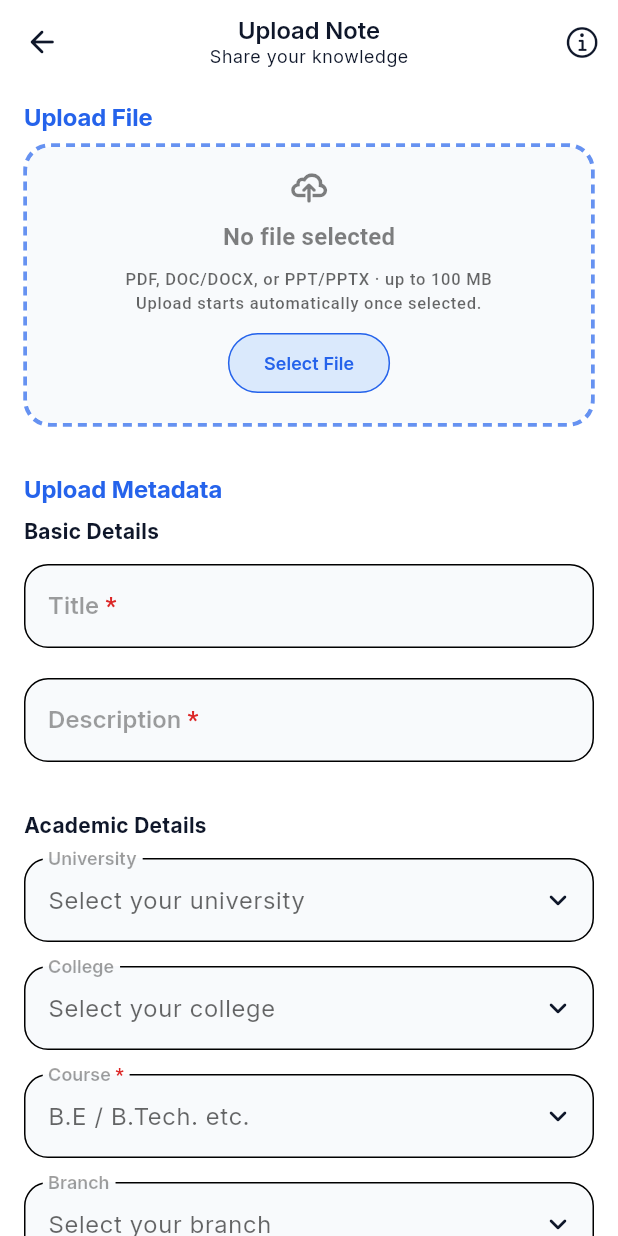
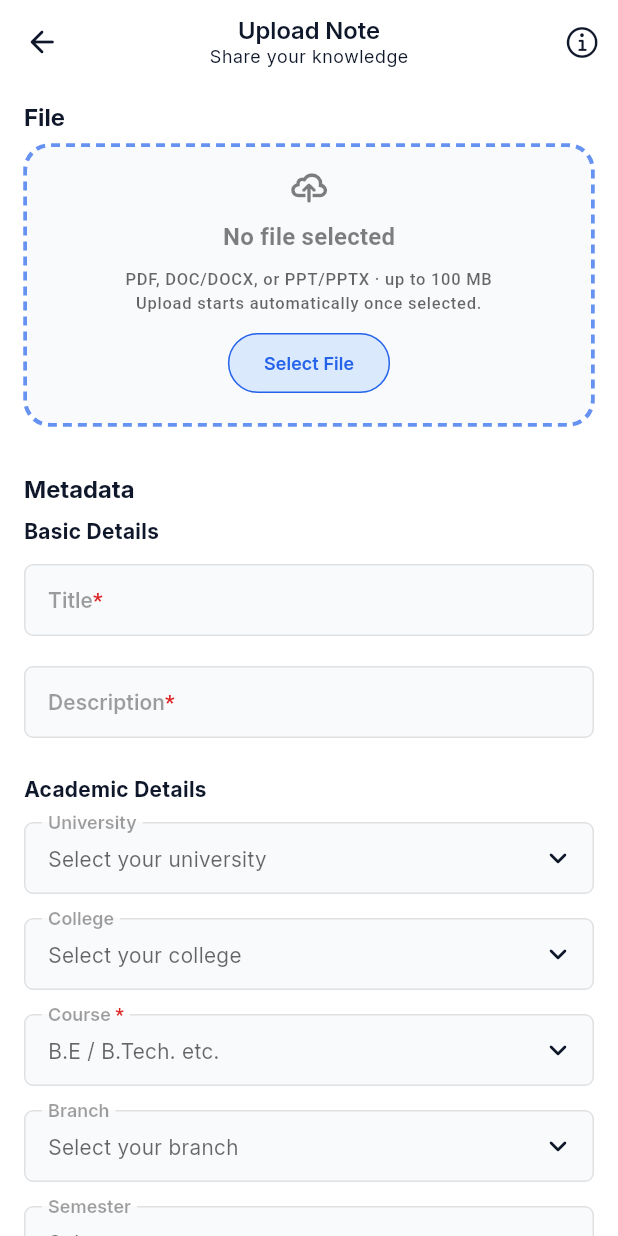
Before and after one commit to Divam23/clustranotes-mobile, a Flutter app: the UploadNoteScreen screen opened directly, on a phone screen of 412 x 824 dp. Run offline on Flutter 3.47's test engine with Material 3 defaults, Android fonts, the phone set to English and light mode, and no system bars; drawn by our look-alikes of dotted_border; our stand-ins replace file_picker, flutter_riverpod, freezed_annotation, image_picker, open_filex, pdf and 3 more; network calls fail.

Commit message:
feat: Enhance upload note screens with improved UI elements and new review settings

```diff
--- a/lib/features/upload/presentation/widgets/common/show_selection_bottom_sheet.dart
+++ b/lib/features/upload/presentation/widgets/common/show_selection_bottom_sheet.dart
@@ -54,10 +54,11 @@ class _ShowSelectionBottomSheetState<T>
 
   @override
   Widget build(BuildContext context) {
+    final isLandscape = MediaQuery.orientationOf(context) == Orientation.landscape;
     return DraggableScrollableSheet(
       expand: false,
-      initialChildSize: 0.65,
-      minChildSize: 0.40,
+      initialChildSize: isLandscape ? 0.80 : 0.70,
+      minChildSize: isLandscape ? 0.80 : 0.40,
       maxChildSize: 0.95,
       builder: (context, scrollController){
         return Column(
--- a/lib/features/upload/presentation/widgets/upload_note_screen_widgets/note_metadata_dropdown.dart
+++ b/lib/features/upload/presentation/widgets/upload_note_screen_widgets/note_metadata_dropdown.dart
@@ -3,7 +3,7 @@ import 'package:clustranotes_mobile/features/upload/providers/upload_notifier.da
 import 'package:flutter/material.dart';
 import 'package:flutter_riverpod/flutter_riverpod.dart';
 
-class NoteMetadataDropdown<T> extends ConsumerWidget{
+class NoteMetadataDropdown<T> extends ConsumerWidget {
   final String label;
   final T? value;
   final String? hintText;
@@ -30,11 +30,11 @@ class NoteMetadataDropdown<T> extends ConsumerWidget{
     this.errorText,
     this.readOnly = false,
     this.autofocus = false,
-    super.key
+    super.key,
   });
 
   @override
-  Widget build(BuildContext context, WidgetRef ref){
+  Widget build(BuildContext context, WidgetRef ref) {
     final theme = Theme.of(context);
     final upload = ref.read(uploadProvider);
     return InkWell(
@@ -43,15 +43,13 @@ class NoteMetadataDropdown<T> extends ConsumerWidget{
 
       child: InputDecorator(
         decoration: InputDecoration(
-            errorText: upload.university == null
-                ? errorText
-                : null,
+          errorText: upload.university == null ? errorText : null,
 
           label: RichText(
             text: TextSpan(
               style: theme.textTheme.labelLarge?.copyWith(
                 color: theme.disabledColor,
-                    fontSize: 16
+                fontSize: 16,
               ),
               children: [
                 TextSpan(text: label),
@@ -68,8 +66,8 @@ class NoteMetadataDropdown<T> extends ConsumerWidget{
           ),
           hintText: hintText,
           prefixIcon: prefixIcon,
-            suffixIcon: suffixIcon ??
-                const Icon(Icons.keyboard_arrow_down_rounded),
+          suffixIcon:
+              suffixIcon ?? const Icon(Icons.keyboard_arrow_down_rounded),
 
           floatingLabelBehavior: FloatingLabelBehavior.auto,
 
@@ -80,55 +78,45 @@ class NoteMetadataDropdown<T> extends ConsumerWidget{
 
           contentPadding: const EdgeInsets.symmetric(
             horizontal: AppSpacing.md,
-              vertical: AppSpacing.lg,
+            vertical: AppSpacing.md,
           ),
 
-            border: OutlineInputBorder(
-              borderRadius: BorderRadius.circular(AppRadius.xl),
-            ),
+          border: OutlineInputBorder(borderRadius: AppRadius.searchBarSharp),
 
           enabledBorder: OutlineInputBorder(
-              borderRadius: BorderRadius.circular(AppRadius.xl),
+            borderRadius: AppRadius.searchBarSharp,
             borderSide: BorderSide(
-                color: theme.dividerColor,
+              color: theme.dividerColor.withValues(alpha: 0.1),
             ),
           ),
 
           focusedBorder: OutlineInputBorder(
-              borderRadius: BorderRadius.circular(AppRadius.xl),
+            borderRadius: AppRadius.searchBarSharp,
             borderSide: BorderSide(
-                color: theme.colorScheme.primary,
+              color: theme.colorScheme.primary.withValues(alpha: 0.3),
               width: 1,
             ),
           ),
 
           errorBorder: OutlineInputBorder(
-              borderRadius: BorderRadius.circular(AppRadius.xl),
-              borderSide: BorderSide(
-                color: theme.colorScheme.error,
-              ),
+            borderRadius: AppRadius.searchBarSharp,
+            borderSide: BorderSide(color: theme.colorScheme.error),
           ),
 
           focusedErrorBorder: OutlineInputBorder(
-              borderRadius: BorderRadius.circular(AppRadius.xl),
-              borderSide: BorderSide(
-                color: theme.colorScheme.error,
-                width: 1,
+            borderRadius: AppRadius.searchBarSharp,
+            borderSide: BorderSide(color: theme.colorScheme.error, width: 1),
           ),
         ),
-
+        child: Text(
+          overflow: TextOverflow.ellipsis,
+          maxLines: 1,
+          value == null ? (hintText ?? '') : itemLabelBuilder(value as T),
+          style: value == null
+              ? theme.textTheme.bodyMedium?.copyWith(color: theme.hintColor)
+              : theme.textTheme.bodyMedium,
         ),
-          child:  Text(
-            value == null
-                ? (hintText ?? '')
-                : itemLabelBuilder(value as T),
-            style: value == null
-                ? theme.textTheme.bodyLarge?.copyWith(
-              color: theme.hintColor,
-            )
-                : theme.textTheme.bodyLarge,
       ),
-        )
     );
   }
 }
--- a/lib/features/upload/presentation/widgets/upload_note_screen_widgets/note_metadata_textfield.dart
+++ b/lib/features/upload/presentation/widgets/upload_note_screen_widgets/note_metadata_textfield.dart
@@ -10,6 +10,7 @@ class NoteMetadataTextField extends StatelessWidget {
   final ValueChanged<String>? onSubmitted;
   final TextInputType keyboardType;
   final TextInputAction textInputAction;
+  final TextStyle? textStyle;
   final int minLines;
   final int maxLines;
   final int minLength;
@@ -31,12 +32,13 @@ class NoteMetadataTextField extends StatelessWidget {
     this.focusNode,
     this.minLines = 1,
     this.maxLines = 1,
-    this.minLength=2,
+    this.minLength = 2,
     this.maxLength,
     this.readOnly = false,
     required this.label,
     this.validator,
     this.hintText,
+    this.textStyle,
     this.keyboardType = TextInputType.text,
     this.textInputAction = TextInputAction.next,
     this.enabled = true,
@@ -63,20 +65,20 @@ class NoteMetadataTextField extends StatelessWidget {
       onChanged: onChanged,
       onFieldSubmitted: onSubmitted,
       validator: validator,
-      style: theme.textTheme.bodyLarge,
+      style: textStyle ?? theme.textTheme.bodyLarge,
 
       decoration: InputDecoration(
         label: RichText(
           text: TextSpan(
             style: theme.textTheme.labelLarge?.copyWith(
               color: theme.disabledColor,
-              fontSize: 16
+              fontSize: 14,
             ),
             children: [
               TextSpan(text: label),
               if (required)
                 TextSpan(
-                  text: " *",
+                  text: "*",
                   style: TextStyle(
                     color: theme.colorScheme.error,
                     fontWeight: FontWeight.bold,
@@ -85,9 +87,10 @@ class NoteMetadataTextField extends StatelessWidget {
             ],
           ),
         ),
-        hintText: hintText, hintStyle: theme.textTheme.bodyLarge?.copyWith(
-        color: theme.disabledColor
-      ),
+        hintText: hintText,
+        hintStyle: theme.textTheme.bodyMedium?.copyWith(
+          color: theme.disabledColor,
+        ),
 
         prefixIcon: prefixIcon,
         suffixIcon: suffixIcon,
@@ -101,41 +104,34 @@ class NoteMetadataTextField extends StatelessWidget {
 
         contentPadding: const EdgeInsets.symmetric(
           horizontal: AppSpacing.md,
-          vertical: AppSpacing.lg,
+          vertical: AppSpacing.md,
         ),
 
-        border: OutlineInputBorder(
-          borderRadius: BorderRadius.circular(AppRadius.xl),
-        ),
+        border: OutlineInputBorder(borderRadius: AppRadius.searchBarSharp),
 
         enabledBorder: OutlineInputBorder(
-          borderRadius: BorderRadius.circular(AppRadius.xl),
+          borderRadius: AppRadius.searchBarSharp,
           borderSide: BorderSide(
-            color: theme.dividerColor,
+            color: theme.dividerColor.withValues(alpha: 0.1),
           ),
         ),
 
         focusedBorder: OutlineInputBorder(
-          borderRadius: BorderRadius.circular(AppRadius.xl),
+          borderRadius: AppRadius.searchBarSharp,
           borderSide: BorderSide(
-            color: theme.colorScheme.primary,
+            color: theme.colorScheme.primary.withValues(alpha: 0.3),
             width: 1,
           ),
         ),
 
         errorBorder: OutlineInputBorder(
-          borderRadius: BorderRadius.circular(AppRadius.xl),
-          borderSide: BorderSide(
-            color: theme.colorScheme.error,
-          ),
+          borderRadius: AppRadius.searchBarSharp,
+          borderSide: BorderSide(color: theme.colorScheme.error),
         ),
 
         focusedErrorBorder: OutlineInputBorder(
-          borderRadius: BorderRadius.circular(AppRadius.xl),
-          borderSide: BorderSide(
-            color: theme.colorScheme.error,
-            width: 1,
-          ),
+          borderRadius: AppRadius.searchBarSharp,
+          borderSide: BorderSide(color: theme.colorScheme.error, width: 1),
         ),
       ),
     );
--- a/lib/features/upload/presentation/widgets/upload_note_screen_widgets/upload_file_section/upload_file_section.dart
+++ b/lib/features/upload/presentation/widgets/upload_note_screen_widgets/upload_file_section/upload_file_section.dart
@@ -25,9 +25,8 @@ class UploadFileSection extends ConsumerWidget {
       crossAxisAlignment: CrossAxisAlignment.stretch,
       children: [
         Text(
-          "Upload File",
+          "File",
           style: theme.textTheme.titleLarge?.copyWith(
-            color: theme.colorScheme.primary,
             fontWeight: FontWeight.w800,
           ),
           textAlign: TextAlign.start,
--- a/lib/features/upload/presentation/widgets/upload_note_screen_widgets/upload_metadata_section/academic_details_section.dart
+++ b/lib/features/upload/presentation/widgets/upload_note_screen_widgets/upload_metadata_section/academic_details_section.dart
@@ -11,6 +11,7 @@ class AcademicDetailsSection extends ConsumerWidget {
 
   @override
   Widget build(BuildContext context, WidgetRef ref) {
+
     final upload = ref.read(uploadProvider);
     final notifier = ref.read(uploadProvider.notifier);
     final theme = Theme.of(context);
--- a/lib/features/upload/presentation/widgets/upload_note_screen_widgets/upload_metadata_section/upload_note_metadata_section.dart
+++ b/lib/features/upload/presentation/widgets/upload_note_screen_widgets/upload_metadata_section/upload_note_metadata_section.dart
@@ -1,7 +1,9 @@
+import 'package:clustranotes_mobile/app/theme/app_radius.dart';
 import 'package:clustranotes_mobile/app/theme/app_spacing.dart';
+import 'package:clustranotes_mobile/core/widgets/button/multi_utility_button.dart';
+import 'package:clustranotes_mobile/features/upload/presentation/pages/upload_note_screen/upload_note_settings_screen.dart';
 import 'package:clustranotes_mobile/features/upload/presentation/widgets/upload_note_screen_widgets/upload_metadata_section/academic_details_section.dart';
 import 'package:clustranotes_mobile/features/upload/presentation/widgets/upload_note_screen_widgets/upload_metadata_section/basic_note_details_section.dart';
-import 'package:clustranotes_mobile/features/upload/presentation/widgets/upload_note_screen_widgets/upload_metadata_section/note_classification_section.dart';
 import 'package:flutter/material.dart';
 
 final _formKey = GlobalKey<FormState>();
@@ -16,9 +18,8 @@ class UploadNoteMetadataSection extends StatelessWidget {
       spacing: AppSpacing.sm,
       children: [
         Text(
-          "Upload Metadata",
+          "Metadata",
           style: theme.textTheme.titleLarge?.copyWith(
-            color: theme.colorScheme.primary,
             fontWeight: FontWeight.w800,
           ),
           textAlign: TextAlign.start,
@@ -29,10 +30,29 @@ class UploadNoteMetadataSection extends StatelessWidget {
 
             children: [
               BasicNoteDetailsSection(),
-              const SizedBox(height: AppSpacing.section),
+              const SizedBox(height: AppSpacing.xxl),
               AcademicDetailsSection(),
-              const SizedBox(height: AppSpacing.section),
-              NoteClassificationSection()
+              const SizedBox(height: AppSpacing.screenPadding),
+              Row(
+                children: [
+                  Expanded(
+                    child: MultiUtilityButton(
+                      onPressed: (){
+                        Navigator.push(
+                          context,
+                          MaterialPageRoute(
+                            builder: (context) => const UploadNoteSettingsScreen()
+                          )
+                        );
+                      },
+                      text: "Continue",
+                      borderRadius: AppRadius.searchBarRounded,
+                      buttonColor: theme.colorScheme.primary,
+                      buttonTextColor: theme.colorScheme.onPrimary,
+                    ),
+                  ),
+                ],
+              )
             ],
           ),
         )
```
Also changed, not shown: lib/features/upload/presentation/extension/note_category_enums_ui_showcase.dart (added, +40 -0 lines), lib/features/upload/presentation/pages/upload_note_screen/upload_note_review_screen.dart (added, +10 -0 lines), lib/features/upload/presentation/pages/upload_note_screen/upload_note_settings_screen.dart (added, +91 -0 lines), lib/features/upload/presentation/widgets/upload_note_screen_widgets/upload_metadata_section/note_classification_section.dart (+10 -9 lines). Lines whose indentation alone changed are shown as unchanged.
